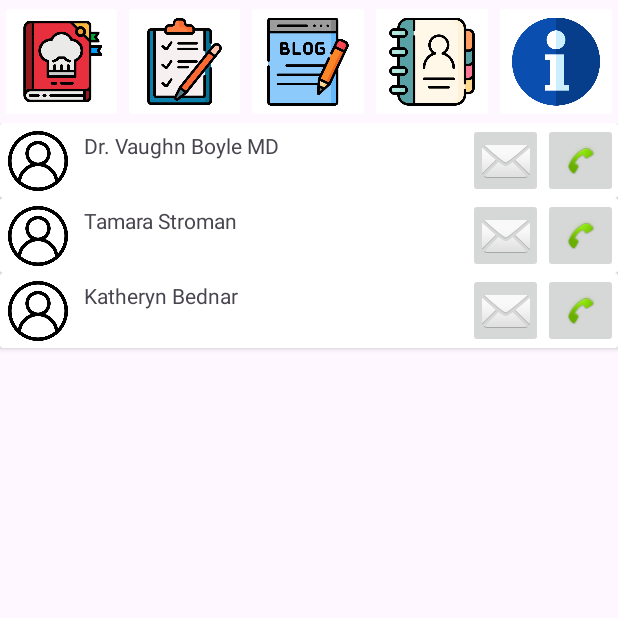
After one commit to salmdoo/Kotlin-FoodiePal, an Android app: the fragment ContactFragment placed in its activity, on a phone screen of 412 x 824 dp, the top half of it. The commit adds this screen. Run offline under Robolectric (Android 15) with nearby library versions, the phone set to English and light mode, and no system bars.

Commit message:
add blog and contact

```diff
--- a/app/src/main/java/com/example/foodiepal/MainActivity.kt
+++ b/app/src/main/java/com/example/foodiepal/MainActivity.kt
@@ -5,6 +5,7 @@ import androidx.appcompat.app.AppCompatActivity
 import androidx.fragment.app.FragmentManager
 import androidx.fragment.app.FragmentTransaction
 import com.example.foodiepal.blog.BlogFragment
+import com.example.foodiepal.contact.ContactFragment
 import com.example.foodiepal.databinding.ActivityMainBinding
 import com.example.foodiepal.mealPlan.MealPlanFragment
 import com.example.foodiepal.recipe.RecipesFragment
@@ -22,6 +23,7 @@ class MainActivity : AppCompatActivity() {
         binding.recipeBtn.setOnClickListener { clickRecipe() }
         binding.foodPlanBtn.setOnClickListener { clickMealPlan() }
         binding.blogBtn.setOnClickListener { clickBlog() }
+        binding.contactBtn.setOnClickListener { clickContact() }
         setContentView(binding.root)
 
         fragmentManager = supportFragmentManager //Get the fragment transaction of the current activity
@@ -47,4 +49,10 @@ class MainActivity : AppCompatActivity() {
         fragmentTransaction.replace(R.id.frameLayout, BlogFragment())
         fragmentTransaction.commit()
     }
+
+    fun clickContact(){
+        fragmentTransaction = fragmentManager.beginTransaction()
+        fragmentTransaction.replace(R.id.frameLayout, ContactFragment())
+        fragmentTransaction.commit()
+    }
 }
--- /dev/null
+++ b/app/src/main/java/com/example/foodiepal/contact/ContactAdapter.kt
@@ -0,0 +1,50 @@
+package com.example.foodiepal.contact
+
+import android.content.Context
+import android.content.Intent
+import android.net.Uri
+import android.util.Log
+import android.view.LayoutInflater
+import android.view.ViewGroup
+import androidx.recyclerview.widget.RecyclerView
+import com.example.foodiepal.databinding.ContactItemBinding
+
+class ContactAdapter(private val context: Context, val contacts: MutableList<ContactData>): RecyclerView.Adapter<ContactAdapter.ContactViewHolder>() {
+    inner class ContactViewHolder(private val binding: ContactItemBinding): RecyclerView.ViewHolder(binding.root) {
+        fun bind (contact: ContactData) {
+            binding.contactName.text = contact.name
+            binding.phoneBtn.setOnClickListener { dial(contact.phone) }
+            binding.emailBtn.setOnClickListener { sendEmail(contact.email) }
+        }
+    }
+
+    override fun onCreateViewHolder(
+        parent: ViewGroup,
+        viewType: Int
+    ): ContactAdapter.ContactViewHolder {
+        val binding = ContactItemBinding.inflate(LayoutInflater.from(parent.context), parent, false)
+        return ContactViewHolder(binding)
+    }
+
+    override fun onBindViewHolder(holder: ContactAdapter.ContactViewHolder, position: Int) {
+        val contact = contacts[position]
+        holder.bind(contact)
+    }
+
+    override fun getItemCount(): Int = contacts.size
+
+    fun dial(tel: String) {
+        val i = Intent()
+        i.action = Intent.ACTION_DIAL
+        i.data = Uri.parse("tel:" + tel)
+        context.startActivity(i)
+    }
+    fun sendEmail(email: String) {
+        Log.d("email", email)
+        val intent = Intent(Intent.ACTION_SENDTO).apply {
+            data = Uri.parse("mailto:")
+            putExtra(Intent.EXTRA_EMAIL, email)
+        }
+        context.startActivity(intent)
+    }
+}
--- /dev/null
+++ b/app/src/main/java/com/example/foodiepal/contact/ContactData.kt
@@ -0,0 +1,4 @@
+package com.example.foodiepal.contact
+
+data class ContactData(val name: String, val email: String, val phone: String) {
+}
--- /dev/null
+++ b/app/src/main/java/com/example/foodiepal/contact/ContactFragment.kt
@@ -0,0 +1,32 @@
+package com.example.foodiepal.contact
+
+import android.os.Bundle
+import androidx.fragment.app.Fragment
+import android.view.LayoutInflater
+import android.view.View
+import android.view.ViewGroup
+import androidx.recyclerview.widget.LinearLayoutManager
+import com.example.foodiepal.R
+import com.example.foodiepal.databinding.FragmentContactBinding
+
+
+class ContactFragment : Fragment() {
+    var contacts: MutableList<ContactData> = mutableListOf()
+    override fun onCreateView(
+        inflater: LayoutInflater, container: ViewGroup?,
+        savedInstanceState: Bundle?
+    ): View? {
+        contacts.add(ContactData("Dr. Vaughn Boyle MD", "daugherty.blaze@example.org", "+1  785-735-2014"))
+        contacts.add(ContactData("Tamara Stroman", "emory88@example.org", "+1  812-751-2772"))
+        contacts.add(ContactData("Katheryn Bednar", "ulices.gerlach@example.org", "+1  360-465-0035"))
+
+        val binding = FragmentContactBinding.inflate(inflater, container, false)
+        val recycleView = binding.contactRecyclerView
+
+        recycleView.layoutManager = LinearLayoutManager(requireContext())
+        recycleView.adapter = ContactAdapter(requireContext(), contacts)
+
+        // Inflate the layout for this fragment
+        return binding.root
+    }
+}
--- a/app/src/main/res/layout/blog_item.xml
+++ b/app/src/main/res/layout/blog_item.xml
@@ -17,7 +17,7 @@
             android:src="@android:drawable/ic_menu_gallery" />
 
         <TextView
-            android:id="@+id/textView2"
+            android:id="@+id/blogName"
             android:layout_width="wrap_content"
             android:layout_height="wrap_content"
             android:layout_weight="1"
--- /dev/null
+++ b/app/src/main/res/layout/contact_item.xml
@@ -0,0 +1,39 @@
+<?xml version="1.0" encoding="utf-8"?>
+<androidx.cardview.widget.CardView xmlns:android="http://schemas.android.com/apk/res/android"
+    xmlns:app="http://schemas.android.com/apk/res-auto"
+    xmlns:tools="http://schemas.android.com/tools"
+    android:layout_width="match_parent"
+    android:layout_height="wrap_content">
+
+    <LinearLayout
+        android:layout_width="match_parent"
+        android:layout_height="50dp"
+        android:orientation="horizontal">
+
+        <ImageView
+            android:layout_width="40dp"
+            android:layout_height="40dp"
+            android:layout_margin="5dp"
+            android:src="@drawable/user"/>
+        <TextView
+            android:id="@+id/contactName"
+            android:layout_width="wrap_content"
+            android:layout_height="wrap_content"
+            android:layout_marginTop="5dp"
+            android:layout_marginLeft="5dp"
+            android:layout_weight="1"
+            android:text="TextView" />
+
+        <ImageButton
+            android:id="@+id/emailBtn"
+            android:layout_width="50dp"
+            android:layout_height="50dp"
+            android:src="@android:drawable/ic_dialog_email" />
+
+        <ImageButton
+            android:id="@+id/phoneBtn"
+            android:layout_width="50dp"
+            android:layout_height="50dp"
+            android:src="@android:drawable/stat_sys_phone_call"/>
+    </LinearLayout>
+</androidx.cardview.widget.CardView>
--- /dev/null
+++ b/app/src/main/res/layout/fragment_contact.xml
@@ -0,0 +1,13 @@
+<?xml version="1.0" encoding="utf-8"?>
+<FrameLayout xmlns:android="http://schemas.android.com/apk/res/android"
+    xmlns:tools="http://schemas.android.com/tools"
+    android:layout_width="match_parent"
+    android:layout_height="match_parent"
+    tools:context=".contact.ContactFragment">
+
+
+    <androidx.recyclerview.widget.RecyclerView
+        android:layout_width="match_parent"
+        android:layout_height="match_parent"
+        android:id="@+id/contactRecyclerView"/>
+</FrameLayout>
```
Also changed, not shown: app/src/main/res/drawable/user.png (added).
